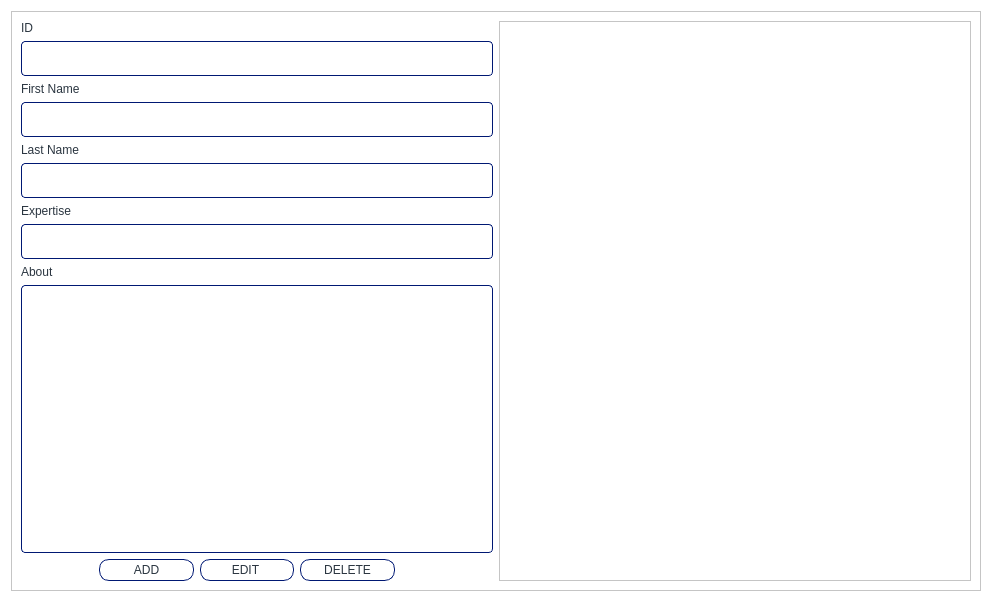
nicki-choo/CS106-LibraryManagementSystem, file Library-Management-System-/library/Library/manageauthors.ui: the form before one commit.
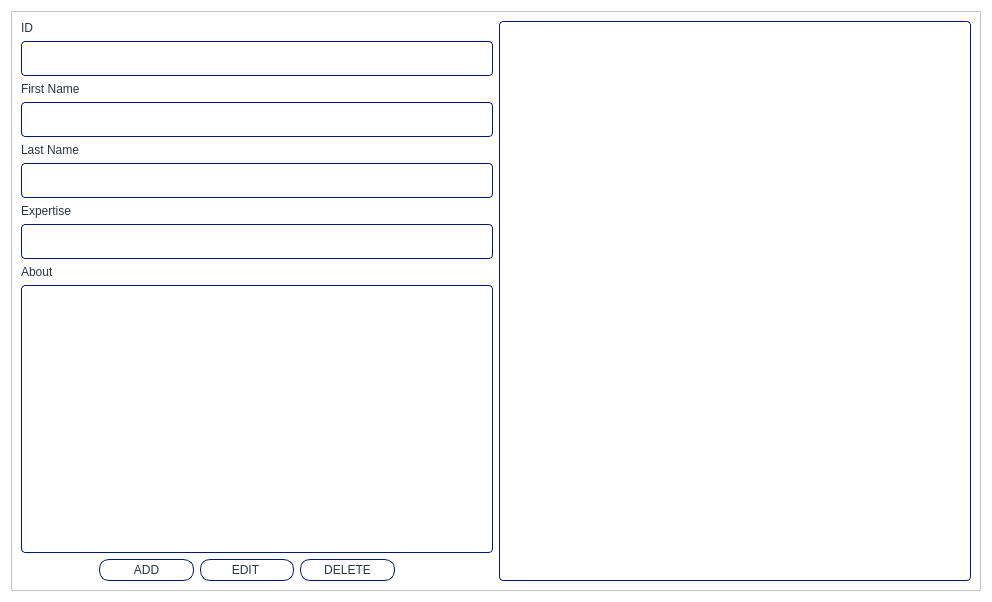
The form after the commit.

```diff
--- a/Library-Management-System-/library/Library/manageauthors.ui
+++ b/Library-Management-System-/library/Library/manageauthors.ui
@@ -314,7 +314,7 @@
         <item>
          <widget class="QTableView" name="authorTableView">
           <property name="styleSheet">
-           <string notr="true">QHeaderView::section {  background-color: rgb(255, 255, 255);
+           <string notr="true">QTableView {  background-color: rgb(255, 255, 255);
 	 border: 1px  solid;
      border-radius: 4px;
 	border-color: #001873;
```
